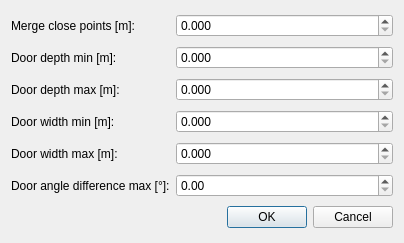
The window that src/map_viewer/ui/map_viewer_door_param_dialog.ui (cogsys-tuebingen/cslibs_vectormaps) describes before a commit, drawn with Qt 5.
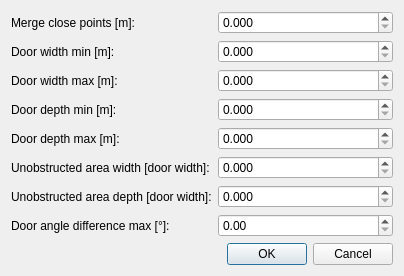
The same window after the commit.

Commit message: improved finding doors, bugfix in merging corners

```diff
--- a/src/map_viewer/ui/map_viewer_door_param_dialog.ui
+++ b/src/map_viewer/ui/map_viewer_door_param_dialog.ui
@@ -22,34 +22,48 @@
     </widget>
    </item>
    <item row="1" column="3">
-    <widget class="QLabel" name="label_door_depth_min">
-     <property name="text">
-      <string>Door depth min [m]:</string>
-     </property>
-    </widget>
-   </item>
-   <item row="2" column="3">
-    <widget class="QLabel" name="label_door_depth_max">
-     <property name="text">
-      <string>Door depth max [m]:</string>
-     </property>
-    </widget>
-   </item>
-   <item row="3" column="3">
     <widget class="QLabel" name="label_door_width_min">
      <property name="text">
       <string>Door width min [m]:</string>
      </property>
     </widget>
    </item>
-   <item row="4" column="3">
+   <item row="2" column="3">
     <widget class="QLabel" name="label_door_width_max">
      <property name="text">
       <string>Door width max [m]:</string>
      </property>
     </widget>
    </item>
+   <item row="3" column="3">
+    <widget class="QLabel" name="label_door_depth_min">
+     <property name="text">
+      <string>Door depth min [m]:</string>
+     </property>
+    </widget>
+   </item>
+   <item row="4" column="3">
+    <widget class="QLabel" name="label_door_depth_max">
+     <property name="text">
+      <string>Door depth max [m]:</string>
+     </property>
+    </widget>
+   </item>
    <item row="5" column="3">
+    <widget class="QLabel" name="label_unobstructed_area_width">
+     <property name="text">
+      <string>Unobstructed area width [door width]:</string>
+     </property>
+    </widget>
+   </item>
+   <item row="6" column="3">
+    <widget class="QLabel" name="label_unobstructed_area_depth">
+     <property name="text">
+      <string>Unobstructed area depth [door width]:</string>
+     </property>
+    </widget>
+   </item>
+   <item row="7" column="3">
     <widget class="QLabel" name="label_door_angle_diff_max">
      <property name="text">
       <string>Door angle difference max [°]:</string>
@@ -88,7 +102,7 @@
     </widget>
    </item>
    <item row="1" column="7">
-    <widget class="QDoubleSpinBox" name="doubleSpinBox_door_depth_min">
+    <widget class="QDoubleSpinBox" name="doubleSpinBox_door_width_min">
      <property name="maximumSize">
       <size>
        <width>16777215</width>
@@ -107,7 +121,7 @@
     </widget>
    </item>
    <item row="2" column="7">
-    <widget class="QDoubleSpinBox" name="doubleSpinBox_door_depth_max">
+    <widget class="QDoubleSpinBox" name="doubleSpinBox_door_width_max">
      <property name="maximumSize">
       <size>
        <width>16777215</width>
@@ -126,7 +140,7 @@
     </widget>
    </item>
    <item row="3" column="7">
-    <widget class="QDoubleSpinBox" name="doubleSpinBox_door_width_min">
+    <widget class="QDoubleSpinBox" name="doubleSpinBox_door_depth_min">
      <property name="maximumSize">
       <size>
        <width>16777215</width>
@@ -145,7 +159,7 @@
     </widget>
    </item>
    <item row="4" column="7">
-    <widget class="QDoubleSpinBox" name="doubleSpinBox_door_width_max">
+    <widget class="QDoubleSpinBox" name="doubleSpinBox_door_depth_max">
      <property name="maximumSize">
       <size>
        <width>16777215</width>
@@ -164,6 +178,44 @@
     </widget>
    </item>
    <item row="5" column="7">
+    <widget class="QDoubleSpinBox" name="doubleSpinBox_unobstructed_area_width">
+     <property name="maximumSize">
+      <size>
+       <width>16777215</width>
+       <height>16777215</height>
+      </size>
+     </property>
+     <property name="decimals">
+      <number>3</number>
+     </property>
+     <property name="minimum">
+      <double>0.000000000000000</double>
+     </property>
+     <property name="maximum">
+      <double>1.000000000000000</double>
+     </property>
+    </widget>
+   </item>
+   <item row="6" column="7">
+    <widget class="QDoubleSpinBox" name="doubleSpinBox_unobstructed_area_depth">
+     <property name="maximumSize">
+      <size>
+       <width>16777215</width>
+       <height>16777215</height>
+      </size>
+     </property>
+     <property name="decimals">
+      <number>3</number>
+     </property>
+     <property name="minimum">
+      <double>0.000000000000000</double>
+     </property>
+     <property name="maximum">
+      <double>3.000000000000000</double>
+     </property>
+    </widget>
+   </item>
+   <item row="7" column="7">
     <widget class="QDoubleSpinBox" name="doubleSpinBox_door_angle_diff_max">
      <property name="maximumSize">
       <size>
@@ -176,7 +228,7 @@
      </property>
     </widget>
    </item>
-   <item row="6" column="7">
+   <item row="8" column="7">
     <widget class="QDialogButtonBox" name="buttonBox">
      <property name="orientation">
       <enum>Qt::Horizontal</enum>
```
The commit also changes 4 other files.
